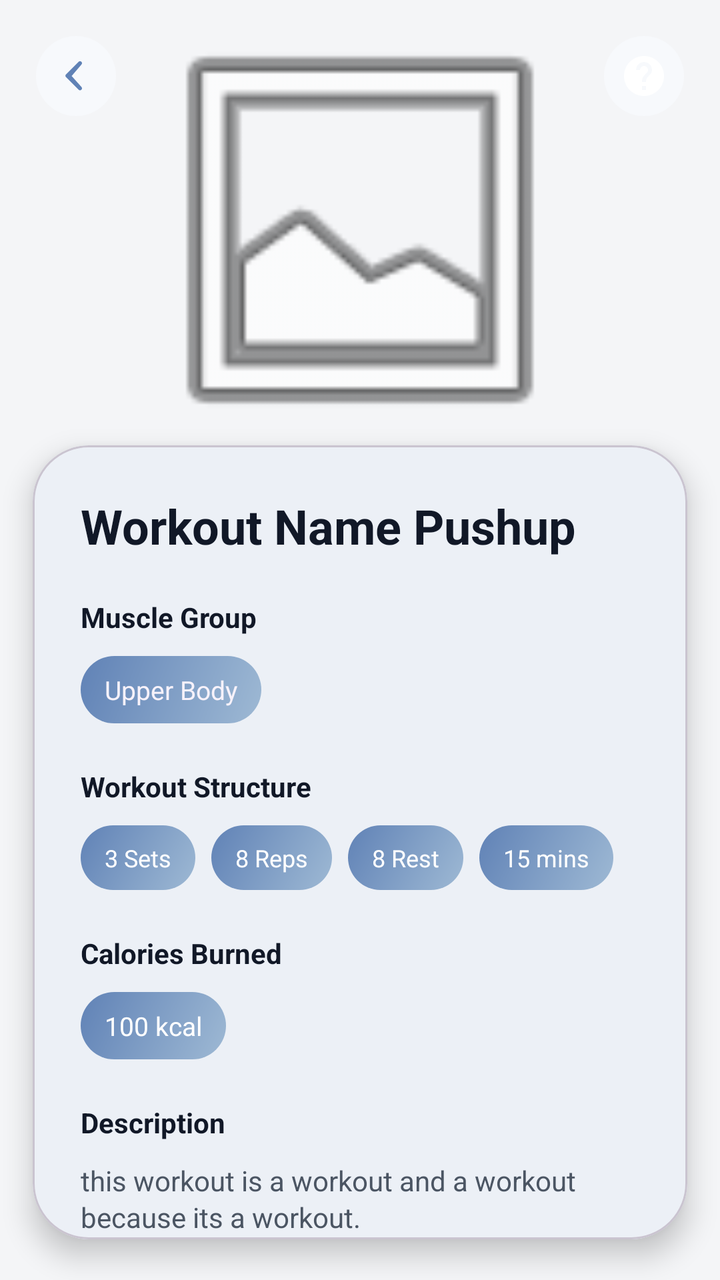
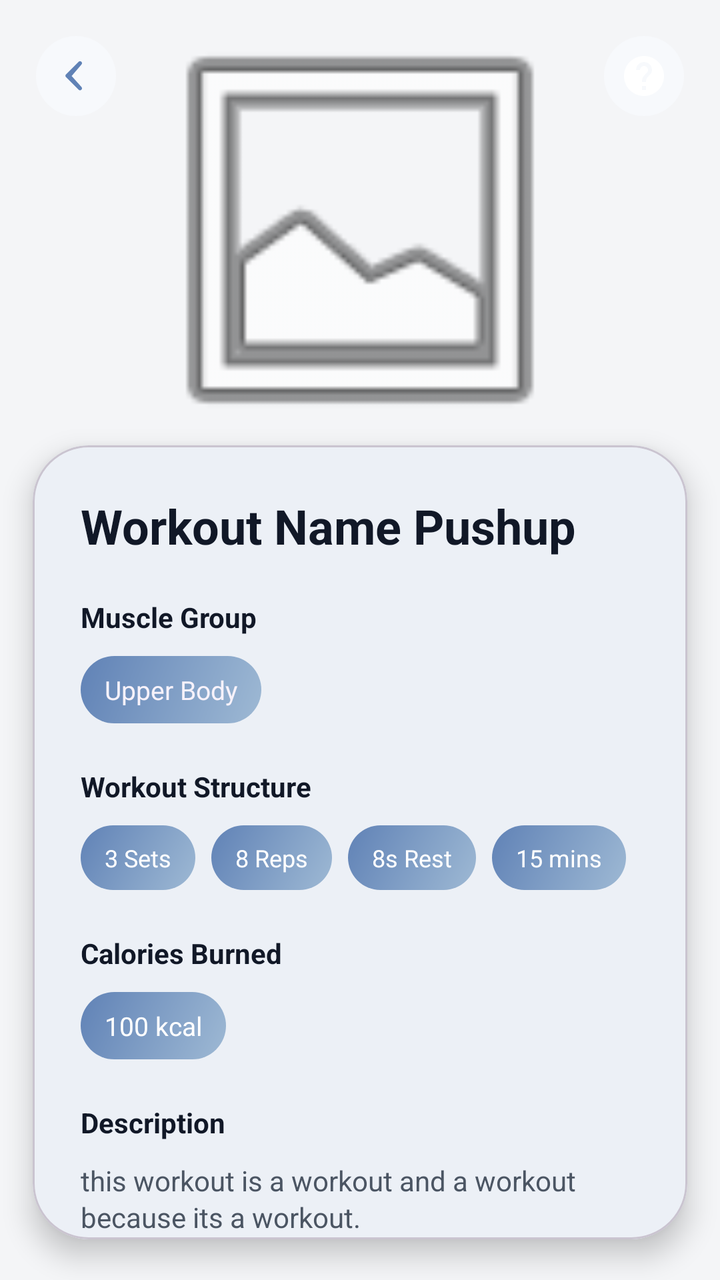

The first picture is an Android layout as it rendered before a commit; the second is the same layout after the commit. The layout source and the unified diff follow.
<!-- AndroidManifest.xml: application theme Theme.FlexiFitApp -->
<!-- res/layout/fragment_workout_detail.xml -->
<?xml version="1.0" encoding="utf-8"?>
<androidx.constraintlayout.widget.ConstraintLayout xmlns:android="http://schemas.android.com/apk/res/android"
    xmlns:app="http://schemas.android.com/apk/res-auto"
    android:layout_width="match_parent"
    android:layout_height="match_parent"
    android:background="#F4F5F7">

    <FrameLayout
        android:id="@+id/layoutWorkoutHero"
        android:layout_width="0dp"
        android:layout_height="wrap_content"
        app:layout_constraintEnd_toEndOf="parent"
        app:layout_constraintStart_toStartOf="parent"
        app:layout_constraintTop_toTopOf="parent">

        <ImageButton
            android:id="@+id/btnBackWorkoutDetail"
            android:layout_width="40dp"
            android:layout_height="40dp"
            android:layout_marginStart="18dp"
            android:layout_marginTop="18dp"
            android:background="@drawable/bg_circle_soft"
            android:contentDescription="Back"
            android:padding="10dp"
            android:src="@drawable/baseline_arrow_left_ios_new_24" />

        <ImageButton
            android:id="@+id/btnHelpWorkoutDetail"
            android:layout_width="40dp"
            android:layout_height="40dp"
            android:layout_gravity="top|end"
            android:layout_marginTop="18dp"
            android:layout_marginEnd="18dp"
            android:background="@drawable/bg_circle_soft"
            android:contentDescription="Help"
            android:padding="8dp"
            android:src="@drawable/baseline_help_24"
            android:tint="@android:color/white" />

        <ImageView
            android:id="@+id/ivWorkoutHeroImage"
            android:layout_width="230dp"
            android:layout_height="230dp"
            android:layout_gravity="center"
            android:scaleType="fitCenter"
            android:src="@android:drawable/ic_menu_gallery" />
    </FrameLayout>

    <com.google.android.material.card.MaterialCardView
        android:id="@+id/cardWorkoutDetailContent"
        android:layout_width="0dp"
        android:layout_height="0dp"
        android:layout_marginTop="-28dp"
        app:cardBackgroundColor="@android:color/white"
        app:cardCornerRadius="28dp"
        app:cardElevation="8dp"
        app:cardUseCompatPadding="true"
        app:layout_constraintBottom_toBottomOf="parent"
        app:layout_constraintEnd_toEndOf="parent"
        app:layout_constraintStart_toStartOf="parent"
        app:layout_constraintTop_toBottomOf="@id/layoutWorkoutHero">

        <androidx.core.widget.NestedScrollView
            android:layout_width="match_parent"
            android:layout_height="match_parent"
            android:fillViewport="true">

            <LinearLayout
                android:layout_width="match_parent"
                android:layout_height="wrap_content"
                android:orientation="vertical"
                android:padding="24dp">

                <TextView
                    android:id="@+id/tvWorkoutDetailTitle"
                    android:layout_width="wrap_content"
                    android:layout_height="wrap_content"
                    android:text="Workout Name Pushup"
                    android:textColor="#111827"
                    android:textSize="24sp"
                    android:textStyle="bold"
                    android:maxLines="2"
                    android:ellipsize="end" />

                <TextView
                    android:id="@+id/labelMuscleGroup"
                    android:layout_width="wrap_content"
                    android:layout_height="wrap_content"
                    android:layout_marginTop="20dp"
                    android:text="Muscle Group"
                    android:textColor="#111827"
                    android:textSize="14sp"
                    android:textStyle="bold" />

                <TextView
                    android:id="@+id/tvWorkoutMuscleGroup"
                    android:layout_width="wrap_content"
                    android:layout_height="wrap_content"
                    android:layout_marginTop="10dp"
                    android:background="@drawable/btn_gradient"
                    android:paddingHorizontal="12dp"
                    android:paddingVertical="8dp"
                    android:text="Upper Body"
                    android:textColor="@color/wave_color"
                    android:textSize="13sp" />

                <TextView
                    android:id="@+id/labelWorkoutStructure"
                    android:layout_width="wrap_content"
                    android:layout_height="wrap_content"
                    android:layout_marginTop="22dp"
                    android:text="Workout Structure"
                    android:textColor="#111827"
                    android:textSize="14sp"
                    android:textStyle="bold" />

                <HorizontalScrollView
                    android:layout_width="match_parent"
                    android:layout_height="wrap_content"
                    android:layout_marginTop="10dp"
                    android:scrollbars="none">

                    <LinearLayout
                        android:id="@+id/layoutWorkoutStructureTags"
                        android:layout_width="wrap_content"
                        android:layout_height="wrap_content"
                        android:orientation="horizontal">

                        <TextView
                            android:id="@+id/tvWorkoutSets"
                            android:layout_width="wrap_content"
                            android:layout_height="wrap_content"
                            android:layout_marginEnd="8dp"
                            android:background="@drawable/btn_gradient"
                            android:paddingHorizontal="12dp"
                            android:paddingVertical="8dp"
                            android:text="3 Sets"
                            android:textColor="@color/white"
                            android:textSize="12sp" />

                        <TextView
                            android:id="@+id/tvWorkoutReps"
                            android:layout_width="wrap_content"
                            android:layout_height="wrap_content"
                            android:layout_marginEnd="8dp"
                            android:background="@drawable/btn_gradient"
                            android:paddingHorizontal="12dp"
                            android:paddingVertical="8dp"
                            android:text="8 Reps"
                            android:textColor="@color/white"
                            android:textSize="12sp" />

                        <TextView
                            android:id="@+id/tvWorkoutRest"
                            android:layout_width="wrap_content"
                            android:layout_height="wrap_content"
                            android:layout_marginEnd="8dp"
                            android:background="@drawable/btn_gradient"
                            android:paddingHorizontal="12dp"
                            android:paddingVertical="8dp"
                            android:text="8 Rest"
                            android:textColor="@color/white"
                            android:textSize="12sp" />

                        <TextView
                            android:id="@+id/tvWorkoutDuration"
                            android:layout_width="wrap_content"
                            android:layout_height="wrap_content"
                            android:background="@drawable/btn_gradient"
                            android:paddingHorizontal="12dp"
                            android:paddingVertical="8dp"
                            android:text="15 mins"
                            android:textColor="@color/white"
                            android:textSize="12sp" />
                    </LinearLayout>
                </HorizontalScrollView>

                <TextView
                    android:id="@+id/labelCaloriesBurned"
                    android:layout_width="wrap_content"
                    android:layout_height="wrap_content"
                    android:layout_marginTop="22dp"
                    android:text="Calories Burned"
                    android:textColor="#111827"
                    android:textSize="14sp"
                    android:textStyle="bold" />

                <TextView
                    android:id="@+id/tvWorkoutCalories"
                    android:layout_width="wrap_content"
                    android:layout_height="wrap_content"
                    android:layout_marginTop="10dp"
                    android:background="@drawable/btn_gradient"
                    android:paddingHorizontal="12dp"
                    android:paddingVertical="8dp"
                    android:text="100 kcal"
                    android:textColor="@color/white"
                    android:textSize="13sp" />

                <TextView
                    android:id="@+id/labelWorkoutDescription"
                    android:layout_width="wrap_content"
                    android:layout_height="wrap_content"
                    android:layout_marginTop="22dp"
                    android:text="Description"
                    android:textColor="#111827"
                    android:textSize="14sp"
                    android:textStyle="bold" />

                <TextView
                    android:id="@+id/tvWorkoutDetailDescription"
                    android:layout_width="match_parent"
                    android:layout_height="wrap_content"
                    android:layout_marginTop="10dp"
                    android:lineSpacingExtra="2dp"
                    android:text="this workout is a workout and a workout because its a workout."
                    android:textColor="#4B5563"
                    android:textSize="14sp" />

                <com.google.android.material.button.MaterialButton
                    android:id="@+id/btnOpenWorkoutTutorial"
                    android:layout_width="match_parent"
                    android:layout_height="54dp"
                    android:layout_marginTop="28dp"
                    android:text="Open Tutorial"
                    android:textAllCaps="false"
                    android:textColor="@color/white"
                    app:backgroundTint="@null"
                    android:background="@drawable/btn_gradient"
                    app:cornerRadius="18dp" />

            </LinearLayout>
        </androidx.core.widget.NestedScrollView>
    </com.google.android.material.card.MaterialCardView>

</androidx.constraintlayout.widget.ConstraintLayout>
<!-- resources referenced by this layout -->
<resources>
  <color name="wave_color">#F7F2FA</color>
  <color name="white">#FFFFFF</color>
  <!-- drawable baseline_arrow_left_ios_new_24 (drawable) -->
  <vector xmlns:android="http://schemas.android.com/apk/res/android"
      android:width="24dp"
      android:height="24dp"
      android:viewportWidth="24"
      android:viewportHeight="24"
      android:tint="@color/colorPrimary">
  
      <path
          android:fillColor="@android:color/white"
          android:pathData="M14.71,6.29c0.39,-0.39 0.39,-1.02 0,-1.41c-0.39,-0.39 -1.02,-0.39 -1.41,0l-6.3,6.29c-0.39,0.39 -0.39,1.02 0,1.41l6.3,6.29c0.39,0.39 1.02,0.39 1.41,0c0.39,-0.39 0.39,-1.02 0,-1.41L9.83,12l4.88,-5.71z"/>
  </vector>
  <!-- drawable baseline_help_24 (drawable) -->
  <vector xmlns:android="http://schemas.android.com/apk/res/android" android:autoMirrored="true" android:height="24dp" android:tint="#000000" android:viewportHeight="24" android:viewportWidth="24" android:width="24dp">
        
      <path android:fillColor="@android:color/white" android:pathData="M12,2C6.48,2 2,6.48 2,12s4.48,10 10,10 10,-4.48 10,-10S17.52,2 12,2zM13,19h-2v-2h2v2zM15.07,11.25l-0.9,0.92C13.45,12.9 13,13.5 13,15h-2v-0.5c0,-1.1 0.45,-2.1 1.17,-2.83l1.24,-1.26c0.37,-0.36 0.59,-0.86 0.59,-1.41 0,-1.1 -0.9,-2 -2,-2s-2,0.9 -2,2L8,9c0,-2.21 1.79,-4 4,-4s4,1.79 4,4c0,0.88 -0.36,1.68 -0.93,2.25z"/>
      
  </vector>
  <!-- drawable bg_circle_soft (drawable) -->
  <shape xmlns:android="http://schemas.android.com/apk/res/android">
      <corners android:radius="999dp"/>
      <solid android:color="@color/colorBackground"/>
  </shape>
  <!-- drawable btn_gradient (drawable) -->
  <?xml version="1.0" encoding="utf-8"?>
  <shape xmlns:android="http://schemas.android.com/apk/res/android">
      <gradient
          android:startColor="@color/gradientStart"
          android:endColor="@color/gradientEnd"
          android:angle="315"
          android:type="linear" />
  
      <corners android:radius="24dp" />
  </shape>
  <style name="Theme.FlexiFitApp" parent="Base.Theme.FlexiFitApp">
          
          <item name="navigationViewStyle">@style/Widget.FlexiFit.NavigationView</item>
      </style>
  <color name="colorPrimary">#6082B6</color>
  <color name="colorBackground">#F7F9FC</color>
  <color name="gradientStart">#6082B6</color>
  <color name="gradientEnd">#9eb9d4   </color>
  <style name="Widget.FlexiFit.NavigationView" parent="Widget.Material3.NavigationView">
          
          <item name="android:background">@color/drawer_bg</item>
  
          
          <item name="itemTextColor">@color/nav_item_text_color</item>
          <item name="itemIconTint">@color/nav_item_icon_tint</item>
  
          
          <item name="itemBackground">@drawable/nav_item_background</item>
      </style>
  <color name="drawer_bg">#FFFFFF</color>
  <!-- drawable nav_item_background (drawable) -->
  <?xml version="1.0" encoding="utf-8"?>
  <selector xmlns:android="http://schemas.android.com/apk/res/android">
      
      <item android:state_checked="true" android:drawable="@drawable/nav_item_bg_selected" />
      
      <item android:drawable="@android:color/transparent" />
  </selector>
  <!-- drawable nav_item_bg_selected (drawable) -->
  <?xml version="1.0" encoding="utf-8"?>
  <shape xmlns:android="http://schemas.android.com/apk/res/android"
      android:shape="rectangle">
  
      <solid android:color="@color/nav_item_active_bg" />
  
      
      <corners android:radius="24dp" />
  
  </shape>
  <color name="nav_item_active_bg">@color/colorPrimary</color>
  <!-- unchanged entries left out for length: 1 -->
</resources>

<!-- the commit's change to res/layout/fragment_workout_detail.xml (unified diff, before → after) -->
@@ -158,7 +158,7 @@
                             android:background="@drawable/btn_gradient"
                             android:paddingHorizontal="12dp"
                             android:paddingVertical="8dp"
-                            android:text="8 Rest"
+                            android:text="8s Rest"
                             android:textColor="@color/white"
                             android:textSize="12sp" />
 
